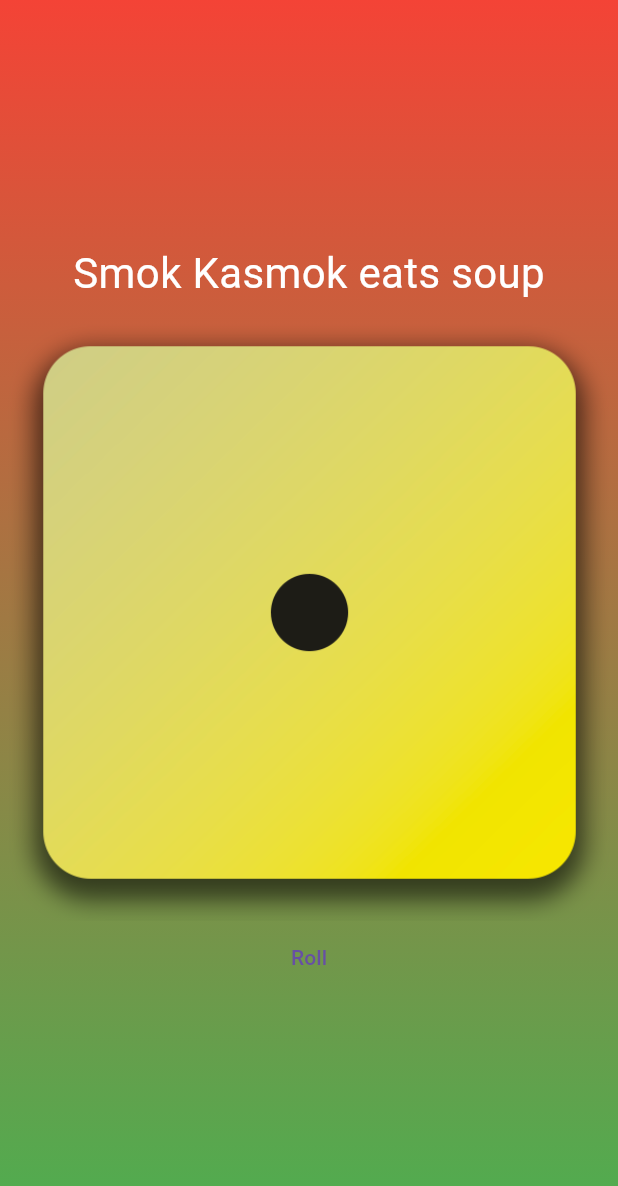
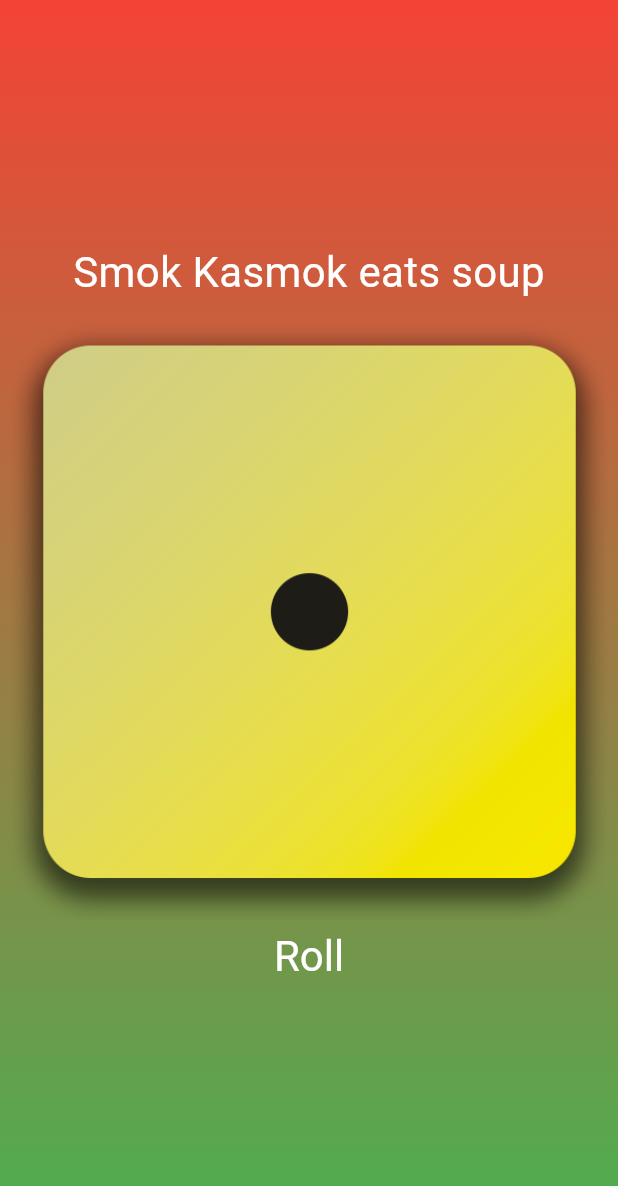
Before and after one commit to Markiu200/flutter_first_app, a Flutter app: the screen it shows after launch, on a phone screen of 412 x 824 dp. Shown: the top 1186 px of the screen. Run offline on Flutter 3.47's test engine with Material 3 defaults, Android fonts, the phone set to English and light mode, and no system bars.

Commit message:
Style the button

```diff
--- a/lib/gradient_container.dart
+++ b/lib/gradient_container.dart
@@ -25,9 +25,16 @@ class GradientContainer extends StatelessWidget {
         child: Column(
           mainAxisAlignment: MainAxisAlignment.center,
           children: [
-            WelcomeText('Smok Kasmok eats soup'),
+            const WelcomeText('Smok Kasmok eats soup'),
             Image.asset('assets/images/dice-1.png'),
-            TextButton(onPressed: () {}, child: const Text("Roll")),
+            TextButton(
+              onPressed: () {},
+              style: TextButton.styleFrom(
+                foregroundColor: Colors.white,
+                textStyle: TextStyle(fontSize: 28),
+              ),
+              child: const Text("Roll"),
+            ),
           ],
         ),
       ),
```
